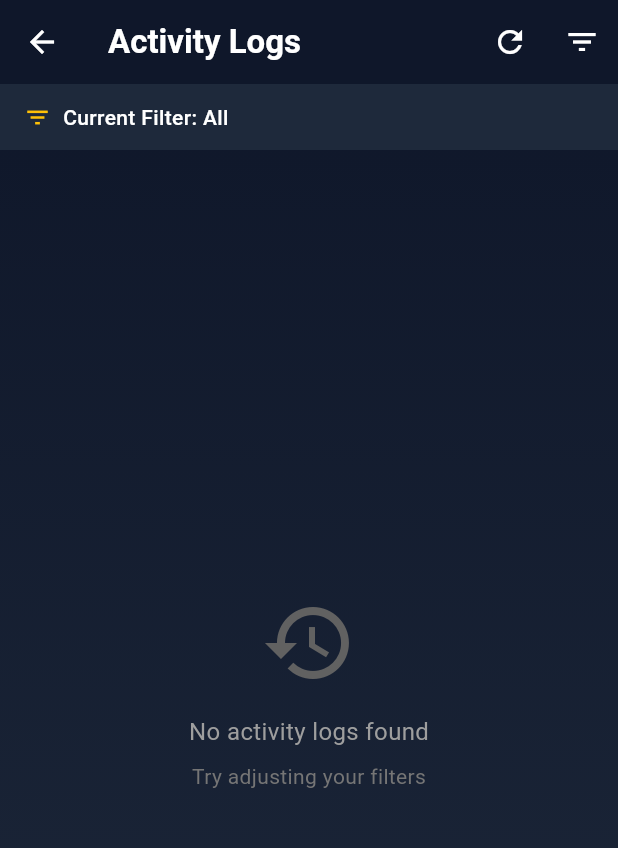
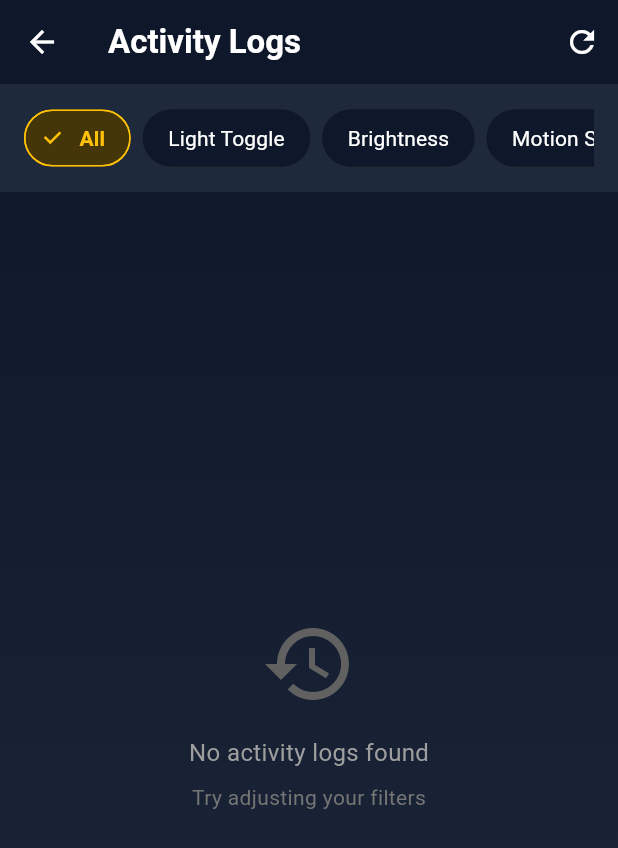
Before and after one commit to russyncb/smart-home-lighting, a Flutter app: the AdminLogsScreen screen opened by its route, on a phone screen of 412 x 824 dp. Shown: the top 848 px of the screen. Run offline on Flutter 3.47's test engine with Material 3 defaults, Android fonts, the phone set to English and light mode, and no system bars; our stand-ins replace cloud_firestore, firebase_auth, firebase_core, shared_preferences, speech_to_text; accounts and stored records are empty.

Commit message:
search filter

```diff
--- a/lib/screens/admin_logs_screen.dart
+++ b/lib/screens/admin_logs_screen.dart
@@ -283,13 +283,6 @@ class _AdminLogsScreenState extends State<AdminLogsScreen> {
             icon: const Icon(Icons.refresh),
             onPressed: _loadLogs,
           ),
-          IconButton(
-            icon: const Icon(Icons.filter_list),
-            onPressed: () {
-              // Show filter dialog
-              _showFilterDialog();
-            },
-          ),
         ],
       ),
       body: Container(
@@ -304,42 +297,51 @@ class _AdminLogsScreenState extends State<AdminLogsScreen> {
         ),
         child: Column(
           children: [
-            // Filter indicator
+            // Filter toggle buttons
             Container(
+              width: double.infinity,
               padding: const EdgeInsets.fromLTRB(16, 12, 16, 12),
               color: themeProvider.isDarkMode ? const Color(0xFF1E293B) : Colors.white,
+              child: SingleChildScrollView(
+                scrollDirection: Axis.horizontal,
                 child: Row(
-                children: [
-                  Icon(
-                    Icons.filter_list,
-                    size: 18,
-                    color: themeProvider.isDarkMode ? Colors.amber : Colors.amber.shade800,
-                  ),
-                  const SizedBox(width: 8),
-                  Text(
-                    'Current Filter: $_filterType',
-                    style: TextStyle(
-                      color: themeProvider.isDarkMode ? Colors.white : Colors.black87,
-                      fontWeight: FontWeight.w500,
-                    ),
-                  ),
-                  const Spacer(),
-                  if (_filterType != 'All')
-                    TextButton(
-                      onPressed: () {
+                  children: _filterOptions.map((filter) {
+                    final isSelected = _filterType == filter;
+                    return Padding(
+                      padding: const EdgeInsets.only(right: 8),
+                      child: FilterChip(
+                        selected: isSelected,
+                        label: Text(filter),
+                        onSelected: (selected) {
+                          if (selected) {
                             setState(() {
-                          _filterType = 'All';
+                              _filterType = filter;
                             });
                             _loadLogs();
+                          }
                         },
-                      child: Text(
-                        'Clear',
-                        style: TextStyle(
-                          color: themeProvider.isDarkMode ? Colors.amber : Colors.amber.shade800,
+                        selectedColor: Colors.amber.withOpacity(0.2),
+                        checkmarkColor: Colors.amber,
+                        backgroundColor: themeProvider.isDarkMode
+                            ? const Color(0xFF0F172A)
+                            : Colors.grey.shade100,
+                        labelStyle: TextStyle(
+                          color: isSelected
+                              ? Colors.amber
+                              : (themeProvider.isDarkMode ? Colors.white : Colors.black87),
+                          fontWeight: isSelected ? FontWeight.bold : FontWeight.normal,
+                        ),
+                        shape: RoundedRectangleBorder(
+                          borderRadius: BorderRadius.circular(20),
+                          side: BorderSide(
+                            color: isSelected ? Colors.amber : Colors.transparent,
+                            width: 1,
                           ),
                         ),
                       ),
-                ],
+                    );
+                  }).toList(),
+                ),
               ),
             ),
 
@@ -482,62 +484,6 @@ class _AdminLogsScreenState extends State<AdminLogsScreen> {
     );
   }
 
-  void _showFilterDialog() {
-    final themeProvider = Provider.of<ThemeProvider>(context, listen: false);
-
-    showDialog(
-      context: context,
-      builder: (context) => AlertDialog(
-        backgroundColor: themeProvider.isDarkMode ? const Color(0xFF1E293B) : Colors.white,
-        title: Text(
-          'Filter Activity Logs',
-          style: TextStyle(
-            color: themeProvider.isDarkMode ? Colors.white : Colors.black,
-          ),
-        ),
-        content: SingleChildScrollView(
-          child: Column(
-            mainAxisSize: MainAxisSize.min,
-            children: _filterOptions.map((filter) {
-              final isSelected = _filterType == filter;
-              return ListTile(
-                leading: Icon(
-                  isSelected ? Icons.radio_button_checked : Icons.radio_button_unchecked,
-                  color: isSelected ? Colors.amber : (themeProvider.isDarkMode ? Colors.white70 : Colors.grey.shade700),
-                ),
-                title: Text(
-                  filter,
-                  style: TextStyle(
-                    color: themeProvider.isDarkMode ? Colors.white : Colors.black87,
-                    fontWeight: isSelected ? FontWeight.bold : FontWeight.normal,
-                  ),
-                ),
-                onTap: () {
-                  setState(() {
-                    _filterType = filter;
-                  });
-                  Navigator.pop(context);
-                  _loadLogs();
-                },
-              );
-            }).toList(),
-          ),
-        ),
-        actions: [
-          TextButton(
-            onPressed: () => Navigator.pop(context),
-            child: Text(
-              'CANCEL',
-              style: TextStyle(
-                color: themeProvider.isDarkMode ? Colors.white70 : Colors.grey.shade700,
-              ),
-            ),
-          ),
-        ],
-      ),
-    );
-  }
-
   Widget _buildLogDetailsSheet(BuildContext context, Map<String, dynamic> log) {
     final themeProvider = Provider.of<ThemeProvider>(context);
     final details = log['details'] as Map<String, dynamic>? ?? {};
```
Lines whose indentation alone changed are shown as unchanged.
